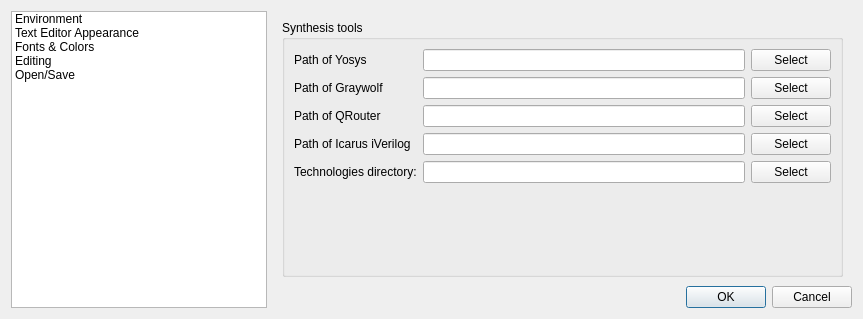
libresilicon/qtflow, file settings.ui: the form before one commit.
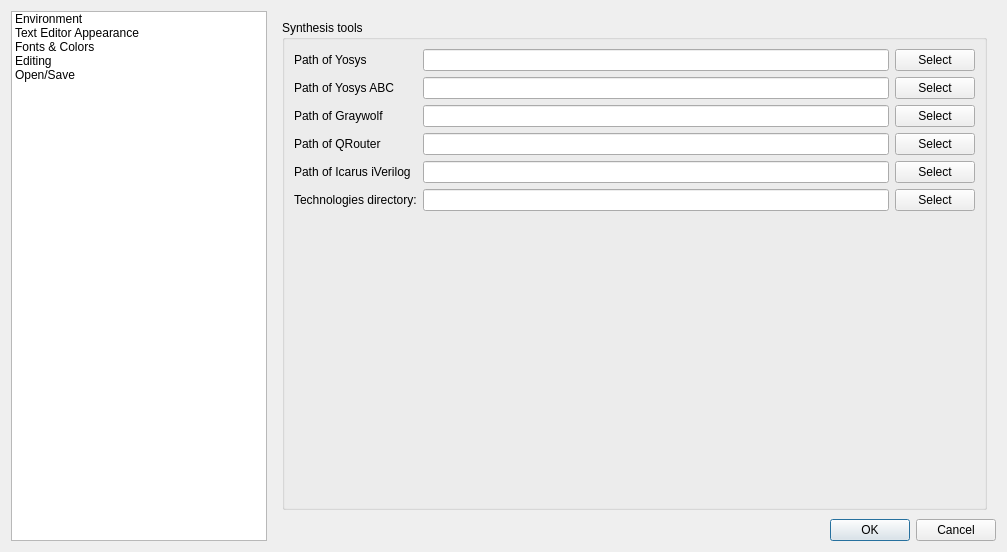
The form after the commit.

Diff of the .ui file:
```diff
--- a/settings.ui
+++ b/settings.ui
@@ -6,8 +6,8 @@
    <rect>
     <x>0</x>
     <y>0</y>
-    <width>863</width>
-    <height>319</height>
+    <width>1007</width>
+    <height>552</height>
    </rect>
   </property>
   <property name="windowTitle">
@@ -120,6 +120,27 @@
               </layout>
              </item>
              <item row="1" column="1">
+              <layout class="QHBoxLayout" name="horizontalLayout_7">
+               <item>
+                <widget class="QLineEdit" name="pathYosysABC"/>
+               </item>
+               <item>
+                <widget class="QPushButton" name="selectYosysABC">
+                 <property name="text">
+                  <string>Select</string>
+                 </property>
+                </widget>
+               </item>
+              </layout>
+             </item>
+             <item row="1" column="0">
+              <widget class="QLabel" name="pathOfYosysLabel_2">
+               <property name="text">
+                <string>Path of Yosys ABC</string>
+               </property>
+              </widget>
+             </item>
+             <item row="2" column="1">
               <layout class="QHBoxLayout" name="horizontalLayout_2">
                <item>
                 <widget class="QLineEdit" name="pathGraywolf"/>
@@ -133,21 +154,14 @@
                </item>
               </layout>
              </item>
-             <item row="1" column="0">
+             <item row="2" column="0">
               <widget class="QLabel" name="pathOfGraywolfLabel">
                <property name="text">
                 <string>Path of Graywolf</string>
                </property>
               </widget>
              </item>
-             <item row="2" column="0">
-              <widget class="QLabel" name="pathOfQRouterLabel">
-               <property name="text">
-                <string>Path of QRouter</string>
-               </property>
-              </widget>
-             </item>
-             <item row="2" column="1">
+             <item row="3" column="1">
               <layout class="QHBoxLayout" name="horizontalLayout_3">
                <item>
                 <widget class="QLineEdit" name="pathQRouter"/>
@@ -162,13 +176,13 @@
               </layout>
              </item>
              <item row="3" column="0">
-              <widget class="QLabel" name="pathOfIcarusLabel">
+              <widget class="QLabel" name="pathOfQRouterLabel">
                <property name="text">
-                <string>Path of Icarus iVerilog</string>
+                <string>Path of QRouter</string>
                </property>
               </widget>
              </item>
-             <item row="3" column="1">
+             <item row="4" column="1">
               <layout class="QHBoxLayout" name="horizontalLayout_4">
                <item>
                 <widget class="QLineEdit" name="pathIcarus"/>
@@ -183,13 +197,20 @@
               </layout>
              </item>
              <item row="4" column="0">
+              <widget class="QLabel" name="pathOfIcarusLabel">
+               <property name="text">
+                <string>Path of Icarus iVerilog</string>
+               </property>
+              </widget>
+             </item>
+             <item row="5" column="0">
               <widget class="QLabel" name="pathOfIcarusLabel_2">
                <property name="text">
                 <string>Technologies directory:</string>
                </property>
               </widget>
              </item>
-             <item row="4" column="1">
+             <item row="5" column="1">
               <layout class="QHBoxLayout" name="horizontalLayout_6">
                <item>
                 <widget class="QLineEdit" name="pathTechnologies"/>
```
